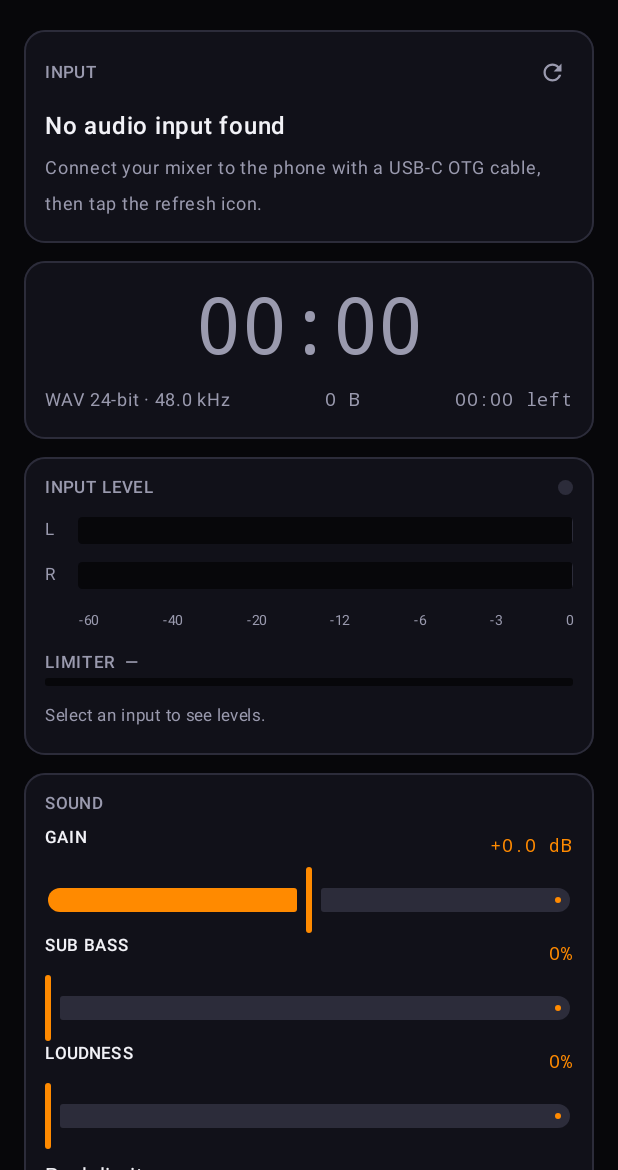
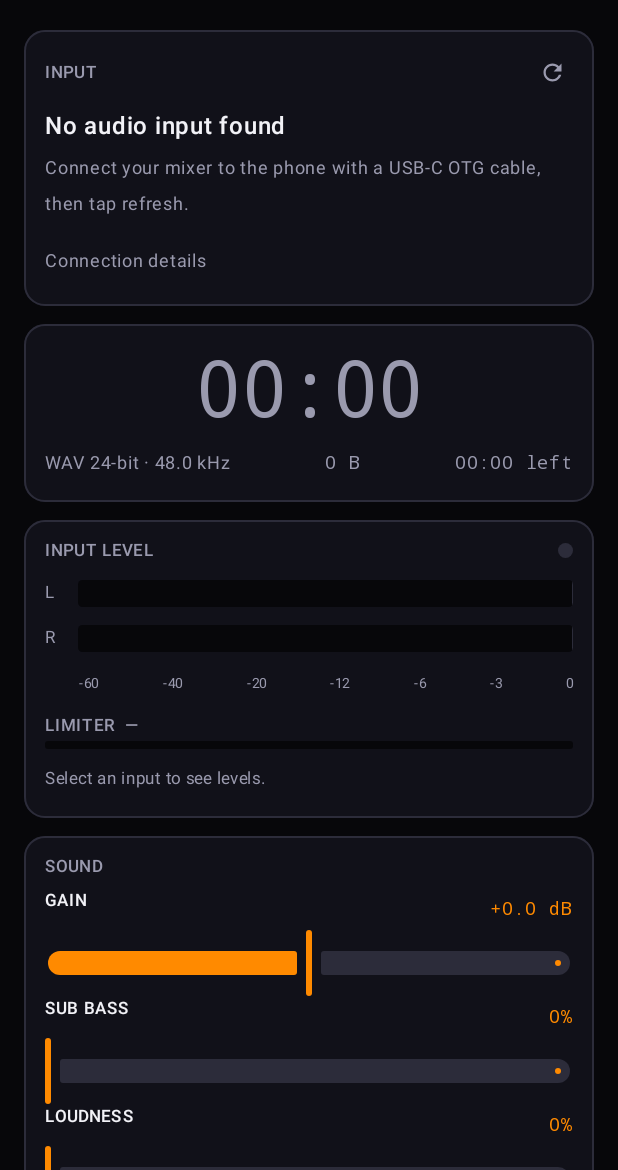
Before and after one commit to skigoogs-star/TESTES, an Android app built with Jetpack Compose: the screen it shows after launch (MainActivity), on a phone screen of 412 x 824 dp, the part 66-1236 px from its top. Run offline under Robolectric (Android 15) with nearby library versions, the phone set to English and light mode, and no system bars.

Commit message:
Tell the user why there is no signal
Field test on a Galaxy S24 Ultra with an XDJ-RX3: the app showed an input chip
selected and highlighted, both meters flat, and the caption "Select an input to
see levels." It gave no clue that the phone had been plugged into the mixer's
thumb-drive socket and was itself acting as the USB peripheral.

Every early return in the monitor path was silent — permission denied, capture
refusing to open, the input refusing to start, a read error — so a dead meter
had no explanation anywhere. The engine now carries a monitorStatus channel,
written at each of those points and cleared when frames actually arrive, and the
meter caption distinguishes "no input selected" from "input selected and nothing
coming through", which is the case that was being described as the former.

The app can also now detect the wrong-port case outright. The sticky USB_STATE
broadcast reports whether this phone has been enumerated as a device by some
other host, which is exactly what happens when it is plugged into a mixer's
drive port, and is otherwise indistinguishable from nothing being connected. The
INPUT card names the three causes separately: phone acting as a device, device
on the bus that advertises no audio interface in its current mode (press SOURCE
and pick SOFTWARE CONTROL on an all-in-one), and audio-class device that Android
declined to turn into an endpoint.

Added a Connection details panel with the facts behind that verdict: whether USB
host mode is supported, which role the phone is in, every device on the bus with
vendor/product ids and whether it advertises audio class, and every capture
endpoint the platform reports.

Two genuine bugs behind the three confusing "SM-S928W" chips. Endpoints an app
can never open — telephony, echo reference, remote submix, FM tuner — were
listed as choices and could be auto-selected, whereupon monitoring failed
silently; they are filtered out now. And the remembered input was matched by
AudioDeviceInfo id, which the platform reassigns across replug and reboot, so a
saved id could match completely unrelated hardware; it is matched by a stable
type/name/address key instead.

The bus scan also no longer filters to audio-class devices, so a mixer that
enumerates with the wrong class is visible in diagnostics rather than absent.

```diff
--- a/deckrec-android/app/src/main/java/com/deckrec/data/SettingsStore.kt
+++ b/deckrec-android/app/src/main/java/com/deckrec/data/SettingsStore.kt
@@ -21,7 +21,8 @@ data class AppSettings(
     val autoMarkerGapSeconds: Float = 45f,
     val autoSplitMinutes: Int = 0,
     val fileNamePrefix: String = "Set",
-    val preferredDeviceId: Int? = null,
+    /** Stable identity of the chosen input; platform device ids are reassigned across replug. */
+    val preferredDeviceKey: String? = null,
     val channelPairLeft: Int = 0,
     val keepScreenOn: Boolean = true,
 ) {
@@ -85,7 +86,7 @@ class SettingsStore(context: Context) {
             autoMarkerGapSeconds = prefs.getFloat(KEY_MARKER_GAP, defaults.autoMarkerGapSeconds),
             autoSplitMinutes = prefs.getInt(KEY_AUTO_SPLIT, defaults.autoSplitMinutes),
             fileNamePrefix = prefs.getString(KEY_PREFIX, defaults.fileNamePrefix) ?: defaults.fileNamePrefix,
-            preferredDeviceId = prefs.getInt(KEY_DEVICE_ID, NO_DEVICE).takeIf { it != NO_DEVICE },
+            preferredDeviceKey = prefs.getString(KEY_DEVICE_KEY, null),
             channelPairLeft = prefs.getInt(KEY_CHANNEL_PAIR, defaults.channelPairLeft),
             keepScreenOn = prefs.getBoolean(KEY_KEEP_SCREEN_ON, defaults.keepScreenOn),
         )
@@ -105,14 +106,14 @@ class SettingsStore(context: Context) {
             putFloat(KEY_MARKER_GAP, settings.autoMarkerGapSeconds)
             putInt(KEY_AUTO_SPLIT, settings.autoSplitMinutes)
             putString(KEY_PREFIX, settings.fileNamePrefix)
-            putInt(KEY_DEVICE_ID, settings.preferredDeviceId ?: NO_DEVICE)
+            putString(KEY_DEVICE_KEY, settings.preferredDeviceKey)
             putInt(KEY_CHANNEL_PAIR, settings.channelPairLeft)
             putBoolean(KEY_KEEP_SCREEN_ON, settings.keepScreenOn)
         }.apply()
     }
 
     private companion object {
-        const val NO_DEVICE = -1
+        const val KEY_DEVICE_KEY = "deviceKey"
         const val KEY_SAMPLE_RATE = "sampleRate"
         const val KEY_FORMAT = "format"
         const val KEY_AAC_BITRATE = "aacBitrate"
@@ -125,7 +126,6 @@ class SettingsStore(context: Context) {
         const val KEY_MARKER_GAP = "markerGap"
         const val KEY_AUTO_SPLIT = "autoSplit"
         const val KEY_PREFIX = "filePrefix"
-        const val KEY_DEVICE_ID = "deviceId"
         const val KEY_CHANNEL_PAIR = "channelPair"
         const val KEY_KEEP_SCREEN_ON = "keepScreenOn"
     }
--- a/deckrec-android/app/src/main/java/com/deckrec/ui/DeckRecViewModel.kt
+++ b/deckrec-android/app/src/main/java/com/deckrec/ui/DeckRecViewModel.kt
@@ -18,6 +18,7 @@ import com.deckrec.data.RecordingProgress
 import com.deckrec.service.RecordingService
 import com.deckrec.usb.AudioInput
 import com.deckrec.usb.ChannelPair
+import com.deckrec.usb.UsbDiagnostics
 import com.deckrec.usb.UsbHardware
 import kotlinx.coroutines.Dispatchers
 import kotlinx.coroutines.delay
@@ -34,7 +35,7 @@ import java.util.UUID
 /** Everything the record screen needs, in one snapshot. */
 data class RecordUiState(
     val inputs: List<AudioInput> = emptyList(),
-    val usbHardware: List<UsbHardware> = emptyList(),
+    val diagnostics: UsbDiagnostics = UsbDiagnostics(),
     val selectedInput: AudioInput? = null,
     val settings: AppSettings = AppSettings(),
     val state: RecorderState = RecorderState.Idle,
@@ -45,17 +46,24 @@ data class RecordUiState(
     val notice: String? = null,
     /** True while the input is open for metering but nothing is being written. */
     val monitoring: Boolean = false,
+    /** Why monitoring is not producing levels, when it is not. */
+    val monitorStatus: String? = null,
 ) {
+    val usbHardware: List<UsbHardware> get() = diagnostics.busDevices
     val isRecording: Boolean get() = state is RecorderState.Recording
     val isPaused: Boolean get() = (state as? RecorderState.Recording)?.paused == true
     val isBusy: Boolean get() = state is RecorderState.Starting || state is RecorderState.Stopping
 
     /**
-     * True when a DJ mixer is sitting on the USB bus but the audio system has not turned it into a
-     * capture endpoint — the single most common failure in the booth, and worth calling out.
+     * A USB audio device is on the bus but the audio system has not turned it into a capture
+     * endpoint — the single most common failure in the booth, and worth calling out.
      */
     val hasUnroutedDjHardware: Boolean
-        get() = usbHardware.any { it.isKnownDjHardware } && inputs.none { it.isUsb }
+        get() = diagnostics.busDevices.isNotEmpty() && inputs.none { it.isUsb }
+
+    /** The connected hardware does not even advertise an audio interface in its current mode. */
+    val connectedButNotAudioClass: Boolean
+        get() = diagnostics.busDevices.isNotEmpty() && diagnostics.audioClassDevices.isEmpty()
 
     val channelPairs: List<ChannelPair>
         get() = ChannelPair.pairsFor(selectedInput?.maxChannelCount ?: 2)
@@ -89,21 +97,26 @@ class DeckRecViewModel(application: Application) : AndroidViewModel(application)
         ) { state, levels, progress, markers -> RecorderCore(state, levels, progress, markers) },
         engine.notice,
         engine.isMonitoring,
-    ) { core, notice, monitoring -> RecorderSnapshot(core, notice, monitoring) }
+        engine.monitorStatus,
+    ) { core, notice, monitoring, monitorStatus ->
+        RecorderSnapshot(core, notice, monitoring, monitorStatus)
+    }
 
     val uiState: StateFlow<RecordUiState> = combine(
         scanner.inputs,
-        scanner.usbAudioHardware,
+        scanner.diagnostics,
         settingsStore.settings,
         recorderSnapshot,
         _remainingSeconds,
-    ) { inputs, hardware, settings, snapshot, remaining ->
-        val selected = inputs.firstOrNull { it.id == settings.preferredDeviceId }
+    ) { inputs, diagnostics, settings, snapshot, remaining ->
+        // Matched by a stable key, not the platform id: AudioDeviceInfo ids are reassigned across
+        // replug and reboot, so a saved id can silently match completely different hardware.
+        val selected = inputs.firstOrNull { it.key() == settings.preferredDeviceKey }
             ?: inputs.firstOrNull { it.isUsb }
             ?: inputs.firstOrNull()
         RecordUiState(
             inputs = inputs,
-            usbHardware = hardware,
+            diagnostics = diagnostics,
             selectedInput = selected,
             settings = settings,
             state = snapshot.core.state,
@@ -113,6 +126,7 @@ class DeckRecViewModel(application: Application) : AndroidViewModel(application)
             remainingSeconds = remaining,
             notice = snapshot.notice,
             monitoring = snapshot.monitoring,
+            monitorStatus = snapshot.monitorStatus,
         )
     }.stateIn(viewModelScope, SharingStarted.WhileSubscribed(5_000), RecordUiState())
 
@@ -127,6 +141,7 @@ class DeckRecViewModel(application: Application) : AndroidViewModel(application)
         val core: RecorderCore,
         val notice: String?,
         val monitoring: Boolean,
+        val monitorStatus: String?,
     )
 
     init {
@@ -235,7 +250,7 @@ class DeckRecViewModel(application: Application) : AndroidViewModel(application)
         // routing did not take — not just Pioneer hardware, which is all the vendor-id list knows
         // about. Warn once and let the second tap through: some mixers never expose a USB capture
         // endpoint at all, and for that user a room recording beats no recording.
-        if (!input.isUsb && state.usbHardware.isNotEmpty() && !wrongInputConfirmed) {
+        if (!input.isUsb && state.diagnostics.busDevices.isNotEmpty() && !wrongInputConfirmed) {
             wrongInputConfirmed = true
             _message.value = "\"${input.productName}\" is not a USB input. " +
                 "Tap REC again to record from it anyway."
@@ -306,7 +321,7 @@ class DeckRecViewModel(application: Application) : AndroidViewModel(application)
     // ---- Settings ------------------------------------------------------------------------
 
     fun selectInput(input: AudioInput) {
-        settingsStore.update { it.copy(preferredDeviceId = input.id, channelPairLeft = 0) }
+        settingsStore.update { it.copy(preferredDeviceKey = input.key(), channelPairLeft = 0) }
         wrongInputConfirmed = false
         // The input is passed explicitly: uiState has not yet re-derived selectedInput from the
         // id just written, so reading it back would reopen the monitor on the previous device.
--- a/deckrec-android/app/src/main/java/com/deckrec/ui/RecordScreen.kt
+++ b/deckrec-android/app/src/main/java/com/deckrec/ui/RecordScreen.kt
@@ -160,13 +160,7 @@ private fun InputCard(state: RecordUiState, viewModel: DeckRecViewModel) {
             )
             Spacer(Modifier.height(4.dp))
             Text(
-                text = if (state.hasUnroutedDjHardware) {
-                    "Your mixer is on the USB bus but Android has not exposed it as an audio input. " +
-                        "Check that the mixer's USB output is switched on and that you are using an " +
-                        "OTG cable that carries data."
-                } else {
-                    "Connect your mixer to the phone with a USB-C OTG cable, then tap the refresh icon."
-                },
+                text = "Connect your mixer to the phone with a USB-C OTG cable, then tap refresh.",
                 color = DeckColors.TextSecondary,
                 fontSize = 12.sp,
             )
@@ -196,15 +190,44 @@ private fun InputCard(state: RecordUiState, viewModel: DeckRecViewModel) {
                 )
             }
 
-            if (state.hasUnroutedDjHardware) {
-                Spacer(Modifier.height(8.dp))
-                Text(
-                    text = "A DJ mixer is connected but is not the selected input.",
-                    color = DeckColors.MeterMid,
-                    fontSize = 12.sp,
-                )
-            }
         }
+
+        // The diagnosis, in order of what the user can actually do about it. Each branch names a
+        // different cause; "connected but no input" covers three unrelated problems otherwise.
+        val advice: Pair<String, String>? = when {
+            state.diagnostics.looksLikeWrongPort ->
+                "Your phone is acting as a USB device" to
+                    "Something else is the USB host — you are probably plugged into the mixer's " +
+                        "thumb-drive socket. Use the mixer's PC/MAC port (the square USB-B one)."
+
+            state.connectedButNotAudioClass ->
+                "Connected, but not offering audio" to
+                    "${state.diagnostics.busDevices.firstOrNull()?.label() ?: "The device"} is on " +
+                        "the USB bus but does not advertise a USB audio interface in its current " +
+                        "mode. On an all-in-one, press SOURCE and choose SOFTWARE CONTROL (PC/MAC)."
+
+            state.hasUnroutedDjHardware ->
+                "Connected, but Android has not exposed it" to
+                    "The mixer advertises USB audio, but Android has not created a recording " +
+                        "input for it. Try unplugging and replugging, or a different cable."
+
+            else -> null
+        }
+
+        advice?.let { (title, detail) ->
+            Spacer(Modifier.height(10.dp))
+            Text(text = title, color = DeckColors.MeterMid, fontSize = 13.sp, fontWeight = FontWeight.SemiBold)
+            Spacer(Modifier.height(2.dp))
+            Text(text = detail, color = DeckColors.TextSecondary, fontSize = 12.sp)
+        }
+
+        state.monitorStatus?.let { status ->
+            Spacer(Modifier.height(10.dp))
+            Text(text = status, color = DeckColors.MeterMid, fontSize = 12.sp)
+        }
+
+        Spacer(Modifier.height(10.dp))
+        ConnectionDetails(state)
 
         val failure = state.state as? RecorderState.Failed
         if (failure != null) {
@@ -226,6 +249,58 @@ private fun InputCard(state: RecordUiState, viewModel: DeckRecViewModel) {
                 fontSize = 12.sp,
             )
         }
+    }
+}
+
+/**
+ * Everything the app knows about how the phone is wired up, one tap away.
+ *
+ * When nothing works, the difference between "no host mode", "device on the bus but not audio
+ * class" and "audio class but no endpoint" is the whole diagnosis, and none of it is visible
+ * otherwise.
+ */
+@Composable
+private fun ConnectionDetails(state: RecordUiState) {
+    var expanded by remember { mutableStateOf(false) }
+
+    Text(
+        text = if (expanded) "Hide connection details" else "Connection details",
+        color = DeckColors.TextSecondary,
+        fontSize = 12.sp,
+        modifier = Modifier
+            .clickable { expanded = !expanded }
+            .padding(vertical = 4.dp),
+    )
+
+    if (!expanded) return
+
+    val lines = buildList {
+        add("USB host mode: ${if (state.diagnostics.hostSupported) "supported" else "NOT supported"}")
+        add(
+            "This phone is a USB " +
+                if (state.diagnostics.phoneIsPeripheral) "device (something else is the host)" else "host"
+        )
+        if (state.diagnostics.busDevices.isEmpty()) {
+            add("USB bus: nothing enumerated")
+        } else {
+            state.diagnostics.busDevices.forEach { add("USB: ${it.describe()}") }
+        }
+        if (state.diagnostics.allEndpoints.isEmpty()) {
+            add("Capture endpoints: none")
+        } else {
+            state.diagnostics.allEndpoints.forEach { add("In: ${it.describe()}") }
+        }
+    }
+
+    Spacer(Modifier.height(6.dp))
+    lines.forEach { line ->
+        Text(
+            text = line,
+            color = DeckColors.TextSecondary,
+            fontSize = 10.sp,
+            fontFamily = FontFamily.Monospace,
+            modifier = Modifier.padding(vertical = 1.dp),
+        )
     }
 }
 
@@ -290,12 +365,19 @@ private fun MeterCard(state: RecordUiState) {
         if (!state.isRecording) {
             Spacer(Modifier.height(8.dp))
             Text(
-                text = if (state.monitoring) {
-                    "Live — play something and set your gain before you hit REC."
+                text = when {
+                    state.monitoring -> "Live — play something and set your gain before you hit REC."
+                    state.selectedInput == null -> "Select an input to see levels."
+                    // An input is selected and still nothing is coming through: saying "select an
+                    // input" here is simply false, and sends the user looking in the wrong place.
+                    else -> state.monitorStatus
+                        ?: "No signal from ${state.selectedInput.productName}."
+                },
+                color = if (!state.monitoring && state.selectedInput != null) {
+                    DeckColors.MeterMid
                 } else {
-                    "Select an input to see levels."
+                    DeckColors.TextSecondary
                 },
-                color = DeckColors.TextSecondary,
                 fontSize = 11.sp,
             )
         }
--- a/deckrec-android/app/src/main/java/com/deckrec/usb/UsbAudioScanner.kt
+++ b/deckrec-android/app/src/main/java/com/deckrec/usb/UsbAudioScanner.kt
@@ -1,15 +1,19 @@
 package com.deckrec.usb
 
 import android.content.Context
+import android.content.Intent
+import android.content.IntentFilter
 import android.hardware.usb.UsbConstants
 import android.hardware.usb.UsbDevice
 import android.hardware.usb.UsbManager
 import android.media.AudioDeviceCallback
 import android.media.AudioDeviceInfo
 import android.media.AudioManager
+import android.os.BatteryManager
 import android.os.Build
 import android.os.Handler
 import android.os.Looper
+import android.content.pm.PackageManager
 import kotlinx.coroutines.flow.MutableStateFlow
 import kotlinx.coroutines.flow.StateFlow
 import kotlinx.coroutines.flow.asStateFlow
@@ -17,10 +21,11 @@ import kotlinx.coroutines.flow.asStateFlow
 /**
  * Watches the platform's capture endpoints and the raw USB bus at the same time.
  *
- * The two views disagree in exactly the case DJs hit in the field: the mixer is plugged in and
- * visible on the USB bus, but the audio HAL has not exposed it as a capture endpoint (mixer set to
- * the wrong USB mode, hub without power, cable that is charge-only). Tracking both lets the UI say
- * which of those it is instead of showing an empty list.
+ * The two views disagree in exactly the cases DJs hit in the field: the mixer is plugged in and
+ * visible on the USB bus but the audio HAL has not exposed it, or — worse, because it looks
+ * identical to nothing being plugged in at all — the phone has been connected to the mixer's
+ * thumb-drive port and is itself acting as the USB *peripheral*, so there is no host to enumerate
+ * anything. Tracking both views plus the phone's USB role lets the UI name which one it is.
  */
 class UsbAudioScanner(context: Context) {
 
@@ -30,11 +35,12 @@ class UsbAudioScanner(context: Context) {
     private val handler = Handler(Looper.getMainLooper())
 
     private val _inputs = MutableStateFlow<List<AudioInput>>(emptyList())
+
+    /** Endpoints a third-party app can actually record from. */
     val inputs: StateFlow<List<AudioInput>> = _inputs.asStateFlow()
 
-    /** USB devices on the bus that expose an Audio Class interface, whether routed or not. */
-    private val _usbAudioHardware = MutableStateFlow<List<UsbHardware>>(emptyList())
-    val usbAudioHardware: StateFlow<List<UsbHardware>> = _usbAudioHardware.asStateFlow()
+    private val _diagnostics = MutableStateFlow(UsbDiagnostics())
+    val diagnostics: StateFlow<UsbDiagnostics> = _diagnostics.asStateFlow()
 
     private var liveDevices: Array<AudioDeviceInfo> = emptyArray()
 
@@ -54,21 +60,58 @@ class UsbAudioScanner(context: Context) {
 
     fun refresh() {
         liveDevices = audioManager.getDevices(AudioManager.GET_DEVICES_INPUTS)
-        _inputs.value = liveDevices
-            .map { it.toAudioInput() }
+        val all = liveDevices.map { it.toAudioInput() }
+
+        _inputs.value = all
+            .filter { it.isRecordable }
             .sortedWith(compareByDescending<AudioInput> { it.isUsb }.thenBy { it.productName })
-        _usbAudioHardware.value = scanUsbBus()
+
+        val bus = scanUsbBus()
+        _diagnostics.value = UsbDiagnostics(
+            hostSupported = appContext.packageManager
+                .hasSystemFeature(PackageManager.FEATURE_USB_HOST),
+            phoneIsPeripheral = detectPeripheralMode(),
+            busDevices = bus,
+            allEndpoints = all,
+        )
     }
 
     fun deviceInfoFor(id: Int): AudioDeviceInfo? = liveDevices.firstOrNull { it.id == id }
 
-    /** The endpoint we would pick by default: a USB input if there is one, else anything. */
+    /** The endpoint we would pick by default: a USB input if there is one, else anything usable. */
     fun preferredInput(): AudioInput? =
         _inputs.value.firstOrNull { it.isUsb } ?: _inputs.value.firstOrNull()
 
+    /**
+     * True when this phone has been enumerated as a USB device by something else.
+     *
+     * This is the signature of plugging into a mixer's thumb-drive socket: the mixer is the host,
+     * the phone is a peripheral, and no amount of scanning will ever find an audio input because
+     * the phone is not doing the enumerating. The sticky USB_STATE broadcast reports it directly;
+     * being powered over USB with an empty host bus is the weaker public fallback.
+     */
+    private fun detectPeripheralMode(): Boolean {
+        val usbState = runCatching {
+            appContext.registerReceiver(null, IntentFilter(ACTION_USB_STATE))
+        }.getOrNull()
+        if (usbState != null) {
+            return usbState.getBooleanExtra("connected", false)
+        }
+        return chargingOverUsb() && usbManager.deviceList.isEmpty()
+    }
+
+    private fun chargingOverUsb(): Boolean {
+        val battery: Intent? = runCatching {
+            appContext.registerReceiver(null, IntentFilter(Intent.ACTION_BATTERY_CHANGED))
+        }.getOrNull()
+        val plugged = battery?.getIntExtra(BatteryManager.EXTRA_PLUGGED, -1) ?: -1
+        return plugged == BatteryManager.BATTERY_PLUGGED_USB
+    }
+
+    /** Every device on the bus, not only audio-class ones: a mixer that enumerates with the wrong
+     * class is invisible otherwise, and that is worth seeing when nothing works. */
     private fun scanUsbBus(): List<UsbHardware> =
         usbManager.deviceList.values
-            .filter { it.hasAudioInterface() }
             .map { device ->
                 UsbHardware(
                     deviceName = device.deviceName,
@@ -77,9 +120,10 @@ class UsbAudioScanner(context: Context) {
                     vendorId = device.vendorId,
                     productId = device.productId,
                     hasPermission = usbManager.hasPermission(device),
+                    hasAudioInterface = device.hasAudioInterface(),
                 )
             }
-            .sortedBy { it.productName }
+            .sortedByDescending { it.hasAudioInterface }
 
     fun usbDeviceByName(deviceName: String): UsbDevice? = usbManager.deviceList[deviceName]
 
@@ -101,9 +145,30 @@ class UsbAudioScanner(context: Context) {
         channelIndexMasks = channelIndexMasks.toList(),
         encodings = encodings.toList(),
     )
+
+    private companion object {
+        const val ACTION_USB_STATE = "android.hardware.usb.action.USB_STATE"
+    }
 }
 
-/** A USB device visible on the bus that advertises an Audio Class interface. */
+/** Everything the app can find out about how this phone is currently wired up. */
+data class UsbDiagnostics(
+    val hostSupported: Boolean = false,
+    val phoneIsPeripheral: Boolean = false,
+    val busDevices: List<UsbHardware> = emptyList(),
+    /** Every capture endpoint the platform reports, including ones apps cannot record from. */
+    val allEndpoints: List<AudioInput> = emptyList(),
+) {
+    val audioClassDevices: List<UsbHardware> get() = busDevices.filter { it.hasAudioInterface }
+
+    /**
+     * The phone is a peripheral and nothing is on the host bus — the classic wrong-port symptom.
+     */
+    val looksLikeWrongPort: Boolean
+        get() = phoneIsPeripheral && busDevices.isEmpty()
+}
+
+/** A USB device visible on the bus. */
 data class UsbHardware(
     val deviceName: String,
     val productName: String,
@@ -111,6 +176,7 @@ data class UsbHardware(
     val vendorId: Int,
     val productId: Int,
     val hasPermission: Boolean,
+    val hasAudioInterface: Boolean = false,
 ) {
     val isKnownDjHardware: Boolean get() = vendorId in DJ_VENDOR_IDS
 
@@ -121,6 +187,13 @@ data class UsbHardware(
             productName
         }
 
+    fun describe(): String = buildString {
+        append(label())
+        append(String.format("  (VID 0x%04X PID 0x%04X)", vendorId, productId))
+        append(if (hasAudioInterface) " · audio class" else " · not audio class")
+        if (!hasPermission) append(" · no permission")
+    }
+
     companion object {
         /** Pioneer DJ, Pioneer Corp and AlphaTheta. */
         val DJ_VENDOR_IDS = setOf(0x2B73, 0x08E4, 0x08E6, 0x29BA)
```
Also changed, not shown: deckrec-android/app/src/main/java/com/deckrec/audio/RecordingEngine.kt (+54 -3 lines), deckrec-android/app/src/main/java/com/deckrec/usb/AudioInput.kt (+31 -0 lines).
